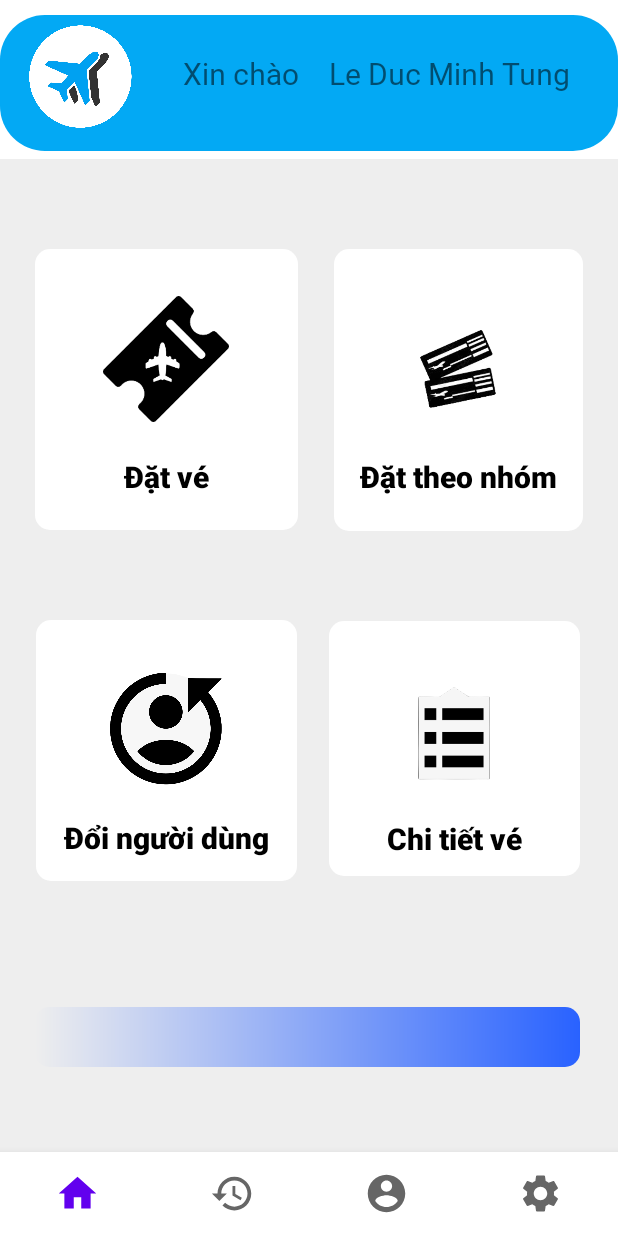
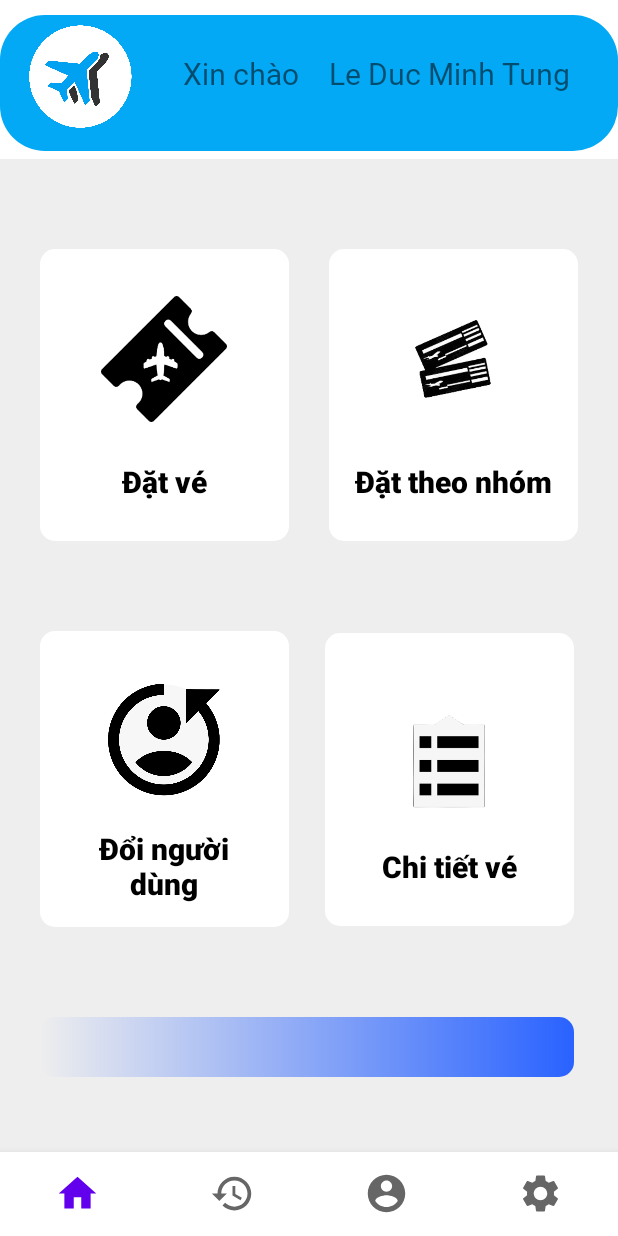
Before and after one commit to leducminhtung/OrderFlightApp, an Android app: the FragmentHome screen opened directly, with no data from a screen before it, on a phone screen of 412 x 824 dp. Run offline under Robolectric (Android 15) with nearby library versions, the phone set to English and light mode, and no system bars.

```diff
--- a/app/src/main/res/layout/activity_home.xml
+++ b/app/src/main/res/layout/activity_home.xml
@@ -81,8 +81,8 @@
 
         <LinearLayout
             android:id="@+id/layoutFlights"
-            android:layout_width="175dp"
-            android:layout_height="187dp"
+            android:layout_width="166dp"
+            android:layout_height="wrap_content"
             android:layout_marginTop="60dp"
             android:background="@drawable/white_rectangle_background"
             android:gravity="center"
@@ -121,7 +121,7 @@
         <LinearLayout
             android:id="@+id/layoutFlightToHotel"
             android:layout_width="166dp"
-            android:layout_height="188dp"
+            android:layout_height="wrap_content"
             android:layout_marginTop="60dp"
             android:background="@drawable/white_rectangle_background"
             android:gravity="center"
@@ -145,17 +145,19 @@
                 android:layout_height="wrap_content"
                 android:fontFamily="sans-serif-black"
                 android:gravity="center"
+                android:minHeight="48dp"
                 android:onClick="BuyForGroup"
                 android:text="Đặt theo nhóm"
                 android:textColor="@color/black"
                 android:textSize="20sp"
-                android:textStyle="bold" />
+                android:textStyle="bold"
+                tools:ignore="TouchTargetSizeCheck,TouchTargetSizeCheck" />
 
         </LinearLayout>
 
         <LinearLayout
             android:id="@+id/layoutFlights1"
-            android:layout_width="0dp"
+            android:layout_width="166dp"
             android:layout_height="wrap_content"
             android:layout_marginTop="60dp"
             android:background="@drawable/white_rectangle_background"
@@ -189,17 +191,18 @@
 
         <LinearLayout
             android:id="@+id/layoutFlightToHotel1"
-            android:layout_width="167dp"
-            android:layout_height="170dp"
+            android:layout_width="166dp"
+            android:layout_height="195dp"
             android:layout_marginTop="60dp"
             android:background="@drawable/white_rectangle_background"
             android:gravity="center"
             android:orientation="vertical"
             android:padding="15dp"
+            app:layout_constraintBottom_toBottomOf="@+id/layoutFlights1"
             app:layout_constraintDimensionRatio="H,1:1"
             app:layout_constraintEnd_toEndOf="parent"
             app:layout_constraintHorizontal_bias="0.447"
-            app:layout_constraintStart_toEndOf="@+id/layoutFlights"
+            app:layout_constraintStart_toEndOf="@+id/layoutFlights1"
             app:layout_constraintTop_toBottomOf="@+id/layoutFlightToHotel">
 
             <ImageView
@@ -225,7 +228,7 @@
         <androidx.constraintlayout.widget.ConstraintLayout
             android:layout_width="0dp"
             android:layout_height="wrap_content"
-            android:layout_marginTop="84dp"
+            android:layout_marginTop="60dp"
             android:background="@drawable/trending_background"
             android:padding="20dp"
             app:layout_constraintEnd_toEndOf="@id/layoutFlightToHotel1"
```
Also changed, not shown: app/src/main/res/values/arrays.xml (added, +12 -0 lines), app/src/main/res/values/strings.xml (+18 -1 lines), app/src/main/res/xml/root_preferences.xml (+33 -2 lines).
